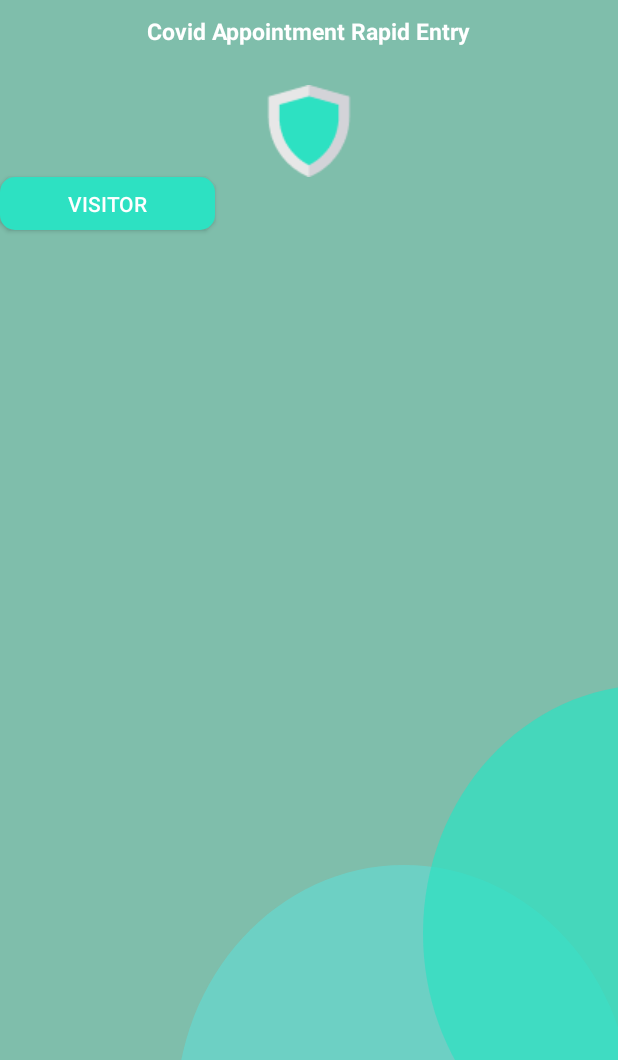
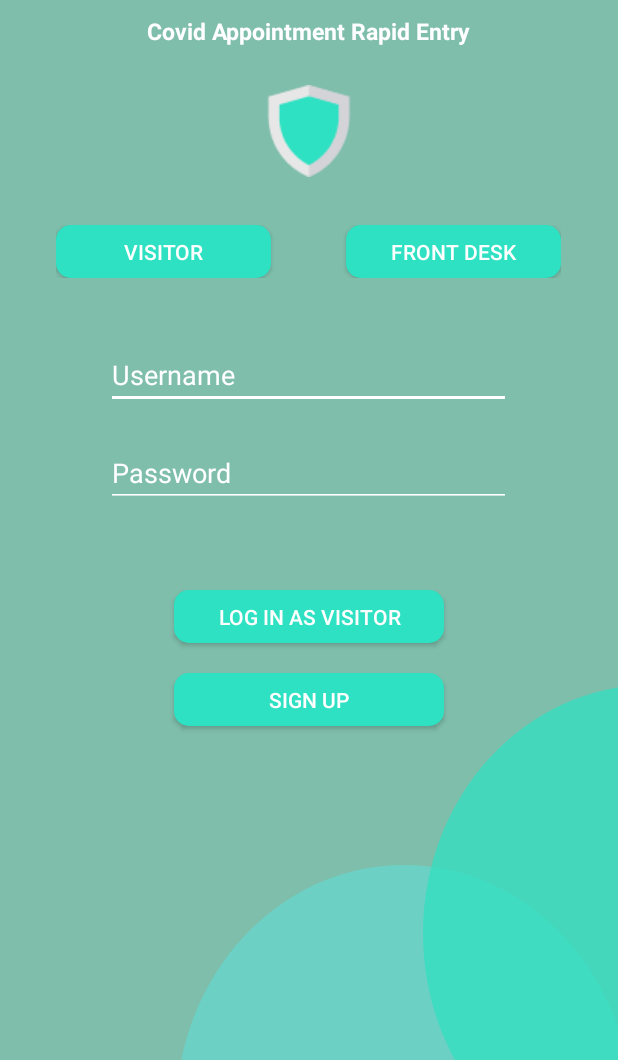
Before and after one commit to svarh/SWE-UT4, an Android app: the screen it shows after launch (MainActivity), on a phone screen of 412 x 824 dp, the part 176-1236 px from its top. Run offline under Robolectric (Android 15) with nearby library versions, the phone set to English and light mode, and no system bars.

Commit message:
Finished_Log_In_Screen_by_Minh_Nguyen

```diff
--- a/app/src/main/res/layout/activity_main.xml
+++ b/app/src/main/res/layout/activity_main.xml
@@ -60,17 +60,98 @@
         android:layout_centerHorizontal="true"
         android:layout_marginTop="25dp"/>
 
+    <RelativeLayout
+        android:layout_width="wrap_content"
+        android:layout_height="wrap_content"
+        android:id="@+id/btnGroupSelect"
+        android:layout_below="@id/imgShield"
+        android:layout_centerHorizontal="true"
+        android:layout_marginTop="32dp">
+
+        <Button
+            android:layout_width="143dp"
+            android:layout_height="35dp"
+            android:id="@+id/btnVisitor"
+
+            android:text="Visitor"
+            android:background="@drawable/my_button"
+            android:textColor="@color/white"
+            android:textAlignment="center"
+
+            />
+
+        <Button
+            android:layout_width="143dp"
+            android:layout_height="35dp"
+            android:id="@+id/btnFrontDesk"
+            android:layout_toRightOf="@+id/btnVisitor"
+            android:layout_marginLeft="50dp"
+
+            android:text="Front Desk"
+            android:background="@drawable/my_button"
+            android:textColor="@color/white"
+            android:textAlignment="center"
+
+            />
+
+    </RelativeLayout>
+
+    <EditText
+        android:layout_width="270dp"
+        android:layout_height="wrap_content"
+        android:id="@+id/editTxtUsername"
+        android:layout_below="@+id/btnGroupSelect"
+        android:layout_centerHorizontal="true"
+        android:layout_marginTop="42dp"
+        android:hint="Username"
+        android:inputType="text"
+        android:maxLines="1"
+        android:textColor="@color/white"
+        android:textColorHint="@color/white"
+        android:backgroundTint="@color/white"
+        />
+
+    <EditText
+        android:layout_width="270dp"
+        android:layout_height="wrap_content"
+        android:id="@+id/editTxtPassword"
+        android:layout_below="@+id/editTxtUsername"
+        android:layout_centerHorizontal="true"
+        android:layout_marginTop="20dp"
+        android:hint="Password"
+        android:inputType="textPassword"
+        android:textColor="@color/white"
+        android:textColorHint="@color/white"
+        android:backgroundTint="@color/white"/>
+
     <Button
-        android:layout_width="143dp"
+        android:layout_width="180dp"
         android:layout_height="35dp"
-        android:id="@+id/btnVisitor"
-        android:layout_below="@id/imgShield"
-        android:text="Visitor"
+        android:id="@+id/btnLogIn"
+        android:layout_below="@+id/editTxtPassword"
+        android:layout_marginTop="55dp"
+        android:layout_centerHorizontal="true"
+        android:text="Log In as Visitor"
         android:background="@drawable/my_button"
         android:textColor="@color/white"
-        android:textAlignment="center"
+        android:textAlignment="center" />
 
-        />
+    <Button
+        android:layout_width="180dp"
+        android:layout_height="35dp"
+        android:id="@+id/btnSignUp"
+        android:layout_below="@+id/btnLogIn"
+        android:layout_marginTop="20dp"
+        android:layout_centerHorizontal="true"
+        android:text="Sign Up"
+        android:background="@drawable/my_button"
+        android:textColor="@color/white"
+        android:textAlignment="center" />
+
+
+
+
+
 
 
 
--- a/app/src/main/res/values-night/themes.xml
+++ b/app/src/main/res/values-night/themes.xml
@@ -12,6 +12,7 @@
         <!-- Status bar color. -->
         <item name="android:statusBarColor" tools:targetApi="l">?attr/colorPrimaryVariant</item>
         <!-- Customize your theme here. -->
-
+        <item name="windowActionBar">false</item>
+        <item name="windowNoTitle">true</item>
     </style>
 </resources>
--- a/app/src/main/res/values/themes.xml
+++ b/app/src/main/res/values/themes.xml
@@ -12,5 +12,7 @@
         <!-- Status bar color. -->
         <item name="android:statusBarColor" tools:targetApi="l">?attr/colorPrimaryVariant</item>
         <!-- Customize your theme here. -->
+        <item name="windowActionBar">false</item>
+        <item name="windowNoTitle">true</item>
     </style>
 </resources>
```
